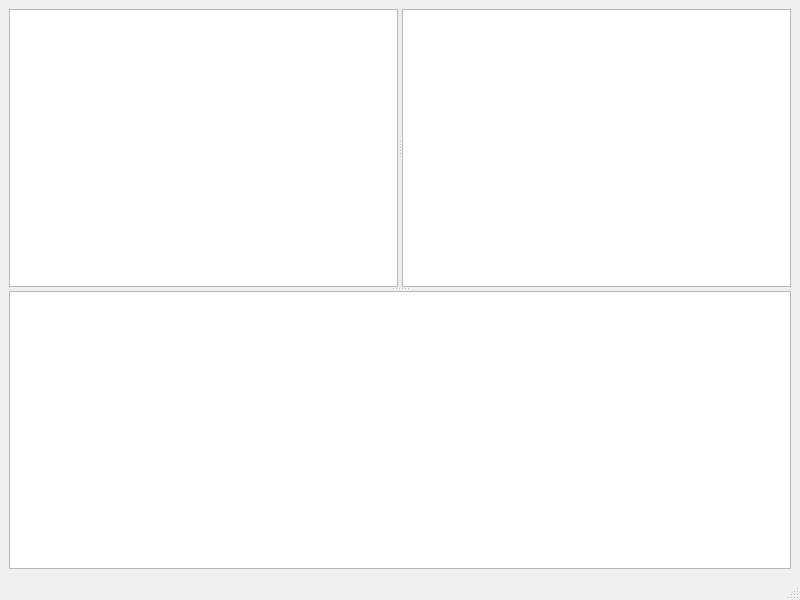
Qt form src/mainwindow.ui (bgallois/noname) before a commit.
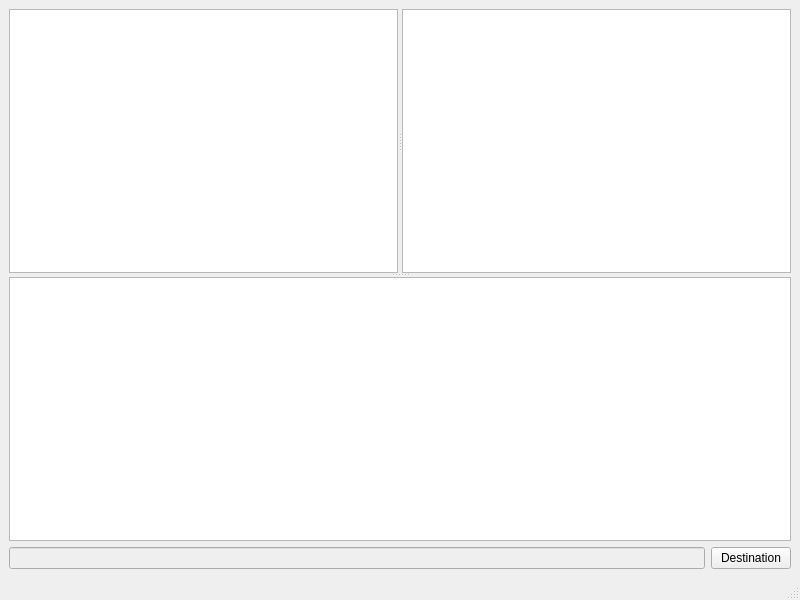
The same form after that commit.

```diff
--- a/src/mainwindow.ui
+++ b/src/mainwindow.ui
@@ -87,6 +87,24 @@
       </widget>
      </widget>
     </item>
+    <item row="1" column="0">
+     <layout class="QHBoxLayout" name="horizontalLayout">
+      <item>
+       <widget class="QLineEdit" name="ui_destDisp">
+        <property name="enabled">
+         <bool>false</bool>
+        </property>
+       </widget>
+      </item>
+      <item>
+       <widget class="QPushButton" name="ui_destBut">
+        <property name="text">
+         <string>Destination</string>
+        </property>
+       </widget>
+      </item>
+     </layout>
+    </item>
    </layout>
   </widget>
   <widget class="QMenuBar" name="menubar">
```
